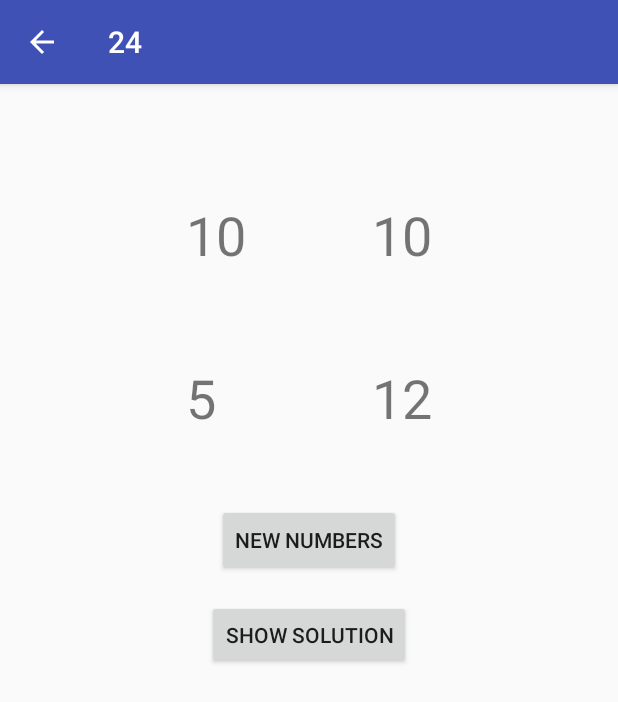
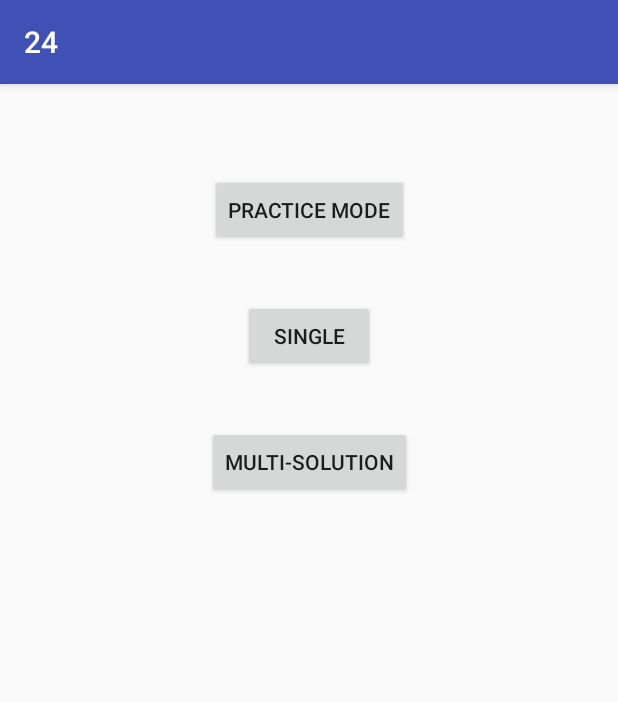
Before and after one commit to sphindle1/24, an Android app: the screen it shows after launch (game before the commit, SelectMode after it), after a tap on "PLAY", on a phone screen of 412 x 824 dp. Shown: the top 702 px of the screen. Run offline under Robolectric (Android 15) with nearby library versions, the phone set to English and light mode, and no system bars.

Commit message:
user input

```diff
--- a/app/src/main/java/com/example/william/a24/MainActivity.java
+++ b/app/src/main/java/com/example/william/a24/MainActivity.java
@@ -14,7 +14,7 @@ public class MainActivity extends AppCompatActivity {
     }
 
     public void toGame(View view) {
-        Intent intent = new Intent(this, game.class);
+        Intent intent = new Intent(this, SelectMode.class);
         startActivity(intent);
     }
 }
--- /dev/null
+++ b/app/src/main/java/com/example/william/a24/SelectMode.java
@@ -0,0 +1,23 @@
+package com.example.william.a24;
+
+import android.content.Intent;
+import android.support.v7.app.AppCompatActivity;
+import android.os.Bundle;
+import android.view.View;
+
+public class SelectMode extends AppCompatActivity {
+
+    @Override
+    protected void onCreate(Bundle savedInstanceState) {
+        super.onCreate(savedInstanceState);
+        setContentView(R.layout.activity_select_mode);
+    }
+    public void toPractice(View view){
+        Intent intent = new Intent(this, game.class);
+        startActivity(intent);
+    }
+    public void toSingle(View view){
+        Intent intent = new Intent(this, SingleMode.class);
+        startActivity(intent);
+    }
+}
--- /dev/null
+++ b/app/src/main/res/layout/activity_select_mode.xml
@@ -0,0 +1,40 @@
+<?xml version="1.0" encoding="utf-8"?>
+<android.support.constraint.ConstraintLayout xmlns:android="http://schemas.android.com/apk/res/android"
+    xmlns:app="http://schemas.android.com/apk/res-auto"
+    xmlns:tools="http://schemas.android.com/tools"
+    android:layout_width="match_parent"
+    android:layout_height="match_parent"
+    tools:context=".SelectMode">
+
+    <Button
+        android:id="@+id/button4"
+        android:layout_width="wrap_content"
+        android:layout_height="wrap_content"
+        android:layout_marginTop="60dp"
+        android:onClick="toPractice"
+        android:text="@string/practice_mode"
+        app:layout_constraintEnd_toEndOf="parent"
+        app:layout_constraintStart_toStartOf="parent"
+        app:layout_constraintTop_toTopOf="parent" />
+
+    <Button
+        android:id="@+id/button5"
+        android:layout_width="wrap_content"
+        android:layout_height="wrap_content"
+        android:layout_marginTop="36dp"
+        android:onClick="toSingle"
+        android:text="@string/single"
+        app:layout_constraintEnd_toEndOf="parent"
+        app:layout_constraintStart_toStartOf="parent"
+        app:layout_constraintTop_toBottomOf="@+id/button4" />
+
+    <Button
+        android:id="@+id/button6"
+        android:layout_width="wrap_content"
+        android:layout_height="wrap_content"
+        android:layout_marginTop="36dp"
+        android:text="@string/multiple"
+        app:layout_constraintEnd_toEndOf="parent"
+        app:layout_constraintStart_toStartOf="parent"
+        app:layout_constraintTop_toBottomOf="@+id/button5" />
+</android.support.constraint.ConstraintLayout>
--- a/app/src/main/res/values/strings.xml
+++ b/app/src/main/res/values/strings.xml
@@ -5,4 +5,12 @@
     <string name="number">#</string>
     <string name="refresh_button">New Numbers</string>
     <string name="show_solution">Show Solution</string>
+    <string name="practice_mode">Practice Mode</string>
+    <string name="single">Single</string>
+    <string name="multiple">Multi-Solution</string>
+    <string name="add">+</string>
+    <string name="minus">-</string>
+    <string name="multiply">x</string>
+    <string name="divide">/</string>
+    <string name="score">Score: 0</string>
 </resources>
```
Also changed, not shown: app/src/main/AndroidManifest.xml (+5 -2 lines), app/src/main/java/com/example/william/a24/SingleMode.java (added, +208 -0 lines), app/src/main/res/layout/activity_single_mode.xml (added, +137 -0 lines).
